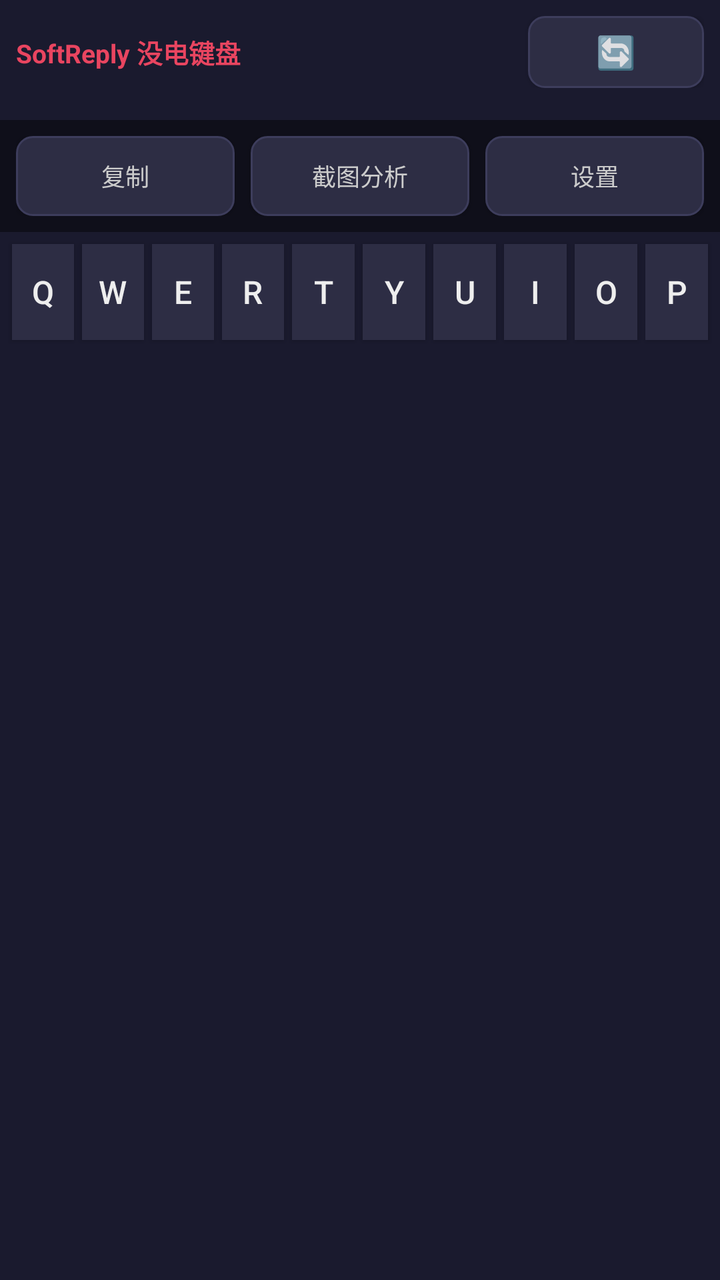
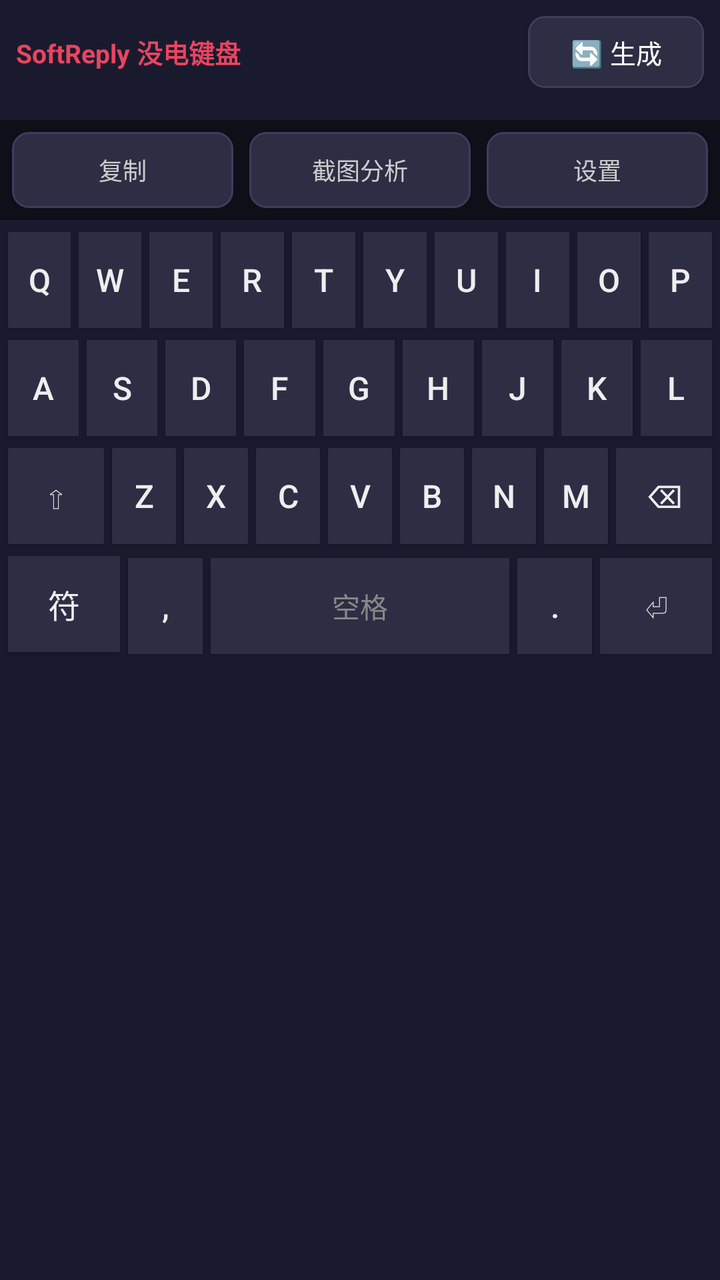

Compare the two renders of this Android layout. The source of the first and the diff that turns it into the second are given below.
<!-- AndroidManifest.xml: application theme Theme.SoftReply -->
<!-- res/layout/keyboard_view.xml -->
<?xml version="1.0" encoding="utf-8"?>
<LinearLayout xmlns:android="http://schemas.android.com/apk/res/android"
    android:layout_width="match_parent"
    android:layout_height="wrap_content"
    android:orientation="vertical"
    android:background="#1a1a2e">

    
    <LinearLayout
        android:layout_width="match_parent"
        android:layout_height="wrap_content"
        android:orientation="horizontal"
        android:padding="8dp"
        android:gravity="center_vertical">

        <TextView
            android:id="@+id/status_text"
            android:layout_width="0dp"
            android:layout_height="wrap_content"
            android:layout_weight="1"
            android:text="SoftReply 没电键盘"
            android:textColor="#e94560"
            android:textSize="13sp"
            android:textStyle="bold" />

        <Button
            android:id="@+id/btn_regenerate"
            android:layout_width="wrap_content"
            android:layout_height="36dp"
            android:text="🔄"
            android:textSize="16sp"
            android:background="@drawable/bg_candidate"
            android:paddingHorizontal="12dp" />
    </LinearLayout>

    
    <HorizontalScrollView
        android:layout_width="match_parent"
        android:layout_height="wrap_content"
        android:paddingHorizontal="8dp"
        android:paddingBottom="8dp">

        <LinearLayout
            android:id="@+id/candidate_container"
            android:layout_width="wrap_content"
            android:layout_height="wrap_content"
            android:orientation="horizontal" />
    </HorizontalScrollView>

    
    <LinearLayout
        android:layout_width="match_parent"
        android:layout_height="wrap_content"
        android:orientation="horizontal"
        android:padding="8dp"
        android:background="#0f0f1a">

        <Button
            android:id="@+id/btn_copy"
            android:layout_width="0dp"
            android:layout_height="40dp"
            android:layout_weight="1"
            android:text="复制"
            android:textSize="12sp"
            android:textColor="#ccc"
            android:background="@drawable/bg_candidate"
            android:layout_marginEnd="4dp" />

        <Button
            android:id="@+id/btn_analyze"
            android:layout_width="0dp"
            android:layout_height="40dp"
            android:layout_weight="1"
            android:text="截图分析"
            android:textSize="12sp"
            android:textColor="#ccc"
            android:background="@drawable/bg_candidate"
            android:layout_marginHorizontal="4dp" />

        <Button
            android:id="@+id/btn_settings"
            android:layout_width="0dp"
            android:layout_height="40dp"
            android:layout_weight="1"
            android:text="设置"
            android:textSize="12sp"
            android:textColor="#ccc"
            android:background="@drawable/bg_candidate"
            android:layout_marginStart="4dp" />
    </LinearLayout>

    
    <LinearLayout
        android:layout_width="match_parent"
        android:layout_height="wrap_content"
        android:orientation="horizontal"
        android:padding="4dp">

        <Button
            android:id="@+id/key_q"
            android:layout_width="0dp"
            android:layout_height="48dp"
            android:layout_weight="1"
            android:text="Q"
            android:textSize="16sp"
            android:textColor="#eee"
            android:background="#2d2d44"
            android:layout_margin="2dp" />

        <Button
            android:id="@+id/key_w"
            android:layout_width="0dp"
            android:layout_height="48dp"
            android:layout_weight="1"
            android:text="W"
            android:textSize="16sp"
            android:textColor="#eee"
            android:background="#2d2d44"
            android:layout_margin="2dp" />

        <Button
            android:id="@+id/key_e"
            android:layout_width="0dp"
            android:layout_height="48dp"
            android:layout_weight="1"
            android:text="E"
            android:textSize="16sp"
            android:textColor="#eee"
            android:background="#2d2d44"
            android:layout_margin="2dp" />

        <Button
            android:id="@+id/key_r"
            android:layout_width="0dp"
            android:layout_height="48dp"
            android:layout_weight="1"
            android:text="R"
            android:textSize="16sp"
            android:textColor="#eee"
            android:background="#2d2d44"
            android:layout_margin="2dp" />

        <Button
            android:id="@+id/key_t"
            android:layout_width="0dp"
            android:layout_height="48dp"
            android:layout_weight="1"
            android:text="T"
            android:textSize="16sp"
            android:textColor="#eee"
            android:background="#2d2d44"
            android:layout_margin="2dp" />

        <Button
            android:id="@+id/key_y"
            android:layout_width="0dp"
            android:layout_height="48dp"
            android:layout_weight="1"
            android:text="Y"
            android:textSize="16sp"
            android:textColor="#eee"
            android:background="#2d2d44"
            android:layout_margin="2dp" />

        <Button
            android:id="@+id/key_u"
            android:layout_width="0dp"
            android:layout_height="48dp"
            android:layout_weight="1"
            android:text="U"
            android:textSize="16sp"
            android:textColor="#eee"
            android:background="#2d2d44"
            android:layout_margin="2dp" />

        <Button
            android:id="@+id/key_i"
            android:layout_width="0dp"
            android:layout_height="48dp"
            android:layout_weight="1"
            android:text="I"
            android:textSize="16sp"
            android:textColor="#eee"
            android:background="#2d2d44"
            android:layout_margin="2dp" />

        <Button
            android:id="@+id/key_o"
            android:layout_width="0dp"
            android:layout_height="48dp"
            android:layout_weight="1"
            android:text="O"
            android:textSize="16sp"
            android:textColor="#eee"
            android:background="#2d2d44"
            android:layout_margin="2dp" />

        <Button
            android:id="@+id/key_p"
            android:layout_width="0dp"
            android:layout_height="48dp"
            android:layout_weight="1"
            android:text="P"
            android:textSize="16sp"
            android:textColor="#eee"
            android:background="#2d2d44"
            android:layout_margin="2dp" />
    </LinearLayout>
</LinearLayout>
<!-- resources referenced by this layout -->
<resources>
  <!-- drawable bg_candidate (drawable) -->
  <?xml version="1.0" encoding="utf-8"?>
  <shape xmlns:android="http://schemas.android.com/apk/res/android"
      android:shape="rectangle">
      <solid android:color="#2d2d44" />
      <corners android:radius="8dp" />
      <stroke android:width="1dp" android:color="#3d3d5c" />
  </shape>
  <style name="Theme.SoftReply" parent="Theme.MaterialComponents.DayNight.NoActionBar">
          <item name="colorPrimary">#e94560</item>
          <item name="colorPrimaryVariant">#c73e54</item>
          <item name="colorOnPrimary">@android:color/white</item>
          <item name="android:windowBackground">#0f0f1a</item>
      </style>
</resources>

<!-- the commit's change to res/layout/keyboard_view.xml (unified diff, before → after) -->
@@ -1,5 +1,6 @@
 <?xml version="1.0" encoding="utf-8"?>
 <LinearLayout xmlns:android="http://schemas.android.com/apk/res/android"
+    android:id="@+id/keyboard_container"
     android:layout_width="match_parent"
     android:layout_height="wrap_content"
     android:orientation="vertical"
@@ -27,8 +28,9 @@
             android:id="@+id/btn_regenerate"
             android:layout_width="wrap_content"
             android:layout_height="36dp"
-            android:text="🔄"
-            android:textSize="16sp"
+            android:text="🔄 生成"
+            android:textSize="13sp"
+            android:textColor="#fff"
             android:background="@drawable/bg_candidate"
             android:paddingHorizontal="12dp" />
     </LinearLayout>
@@ -52,13 +54,13 @@
         android:layout_width="match_parent"
         android:layout_height="wrap_content"
         android:orientation="horizontal"
-        android:padding="8dp"
+        android:padding="6dp"
         android:background="#0f0f1a">
 
         <Button
             android:id="@+id/btn_copy"
             android:layout_width="0dp"
-            android:layout_height="40dp"
+            android:layout_height="38dp"
             android:layout_weight="1"
             android:text="复制"
             android:textSize="12sp"
@@ -69,7 +71,7 @@
         <Button
             android:id="@+id/btn_analyze"
             android:layout_width="0dp"
-            android:layout_height="40dp"
+            android:layout_height="38dp"
             android:layout_weight="1"
             android:text="截图分析"
             android:textSize="12sp"
@@ -80,7 +82,7 @@
         <Button
             android:id="@+id/btn_settings"
             android:layout_width="0dp"
-            android:layout_height="40dp"
+            android:layout_height="38dp"
             android:layout_weight="1"
             android:text="设置"
             android:textSize="12sp"
@@ -94,116 +96,72 @@
         android:layout_width="match_parent"
         android:layout_height="wrap_content"
         android:orientation="horizontal"
-        android:padding="4dp">
+        android:paddingHorizontal="2dp"
+        android:paddingTop="4dp">
 
-        <Button
-            android:id="@+id/key_q"
-            android:layout_width="0dp"
-            android:layout_height="48dp"
-            android:layout_weight="1"
-            android:text="Q"
-            android:textSize="16sp"
-            android:textColor="#eee"
-            android:background="#2d2d44"
-            android:layout_margin="2dp" />
+        <Button android:id="@+id/key_q" style="@style/KeyStyle" android:text="Q" />
+        <Button android:id="@+id/key_w" style="@style/KeyStyle" android:text="W" />
+        <Button android:id="@+id/key_e" style="@style/KeyStyle" android:text="E" />
+        <Button android:id="@+id/key_r" style="@style/KeyStyle" android:text="R" />
+        <Button android:id="@+id/key_t" style="@style/KeyStyle" android:text="T" />
+        <Button android:id="@+id/key_y" style="@style/KeyStyle" android:text="Y" />
+        <Button android:id="@+id/key_u" style="@style/KeyStyle" android:text="U" />
+        <Button android:id="@+id/key_i" style="@style/KeyStyle" android:text="I" />
+        <Button android:id="@+id/key_o" style="@style/KeyStyle" android:text="O" />
+        <Button android:id="@+id/key_p" style="@style/KeyStyle" android:text="P" />
+    </LinearLayout>
 
-        <Button
-            android:id="@+id/key_w"
-            android:layout_width="0dp"
-            android:layout_height="48dp"
-            android:layout_weight="1"
-            android:text="W"
-            android:textSize="16sp"
-            android:textColor="#eee"
-            android:background="#2d2d44"
-            android:layout_margin="2dp" />
+    
+    <LinearLayout
+        android:layout_width="match_parent"
+        android:layout_height="wrap_content"
+        android:orientation="horizontal"
+        android:paddingHorizontal="2dp"
+        android:paddingTop="2dp">
 
-        <Button
-            android:id="@+id/key_e"
-            android:layout_width="0dp"
-            android:layout_height="48dp"
-            android:layout_weight="1"
-            android:text="E"
-            android:textSize="16sp"
-            android:textColor="#eee"
-            android:background="#2d2d44"
-            android:layout_margin="2dp" />
+        <Button android:id="@+id/key_a" style="@style/KeyStyle" android:text="A" />
+        <Button android:id="@+id/key_s" style="@style/KeyStyle" android:text="S" />
+        <Button android:id="@+id/key_d" style="@style/KeyStyle" android:text="D" />
+        <Button android:id="@+id/key_f" style="@style/KeyStyle" android:text="F" />
+        <Button android:id="@+id/key_g" style="@style/KeyStyle" android:text="G" />
+        <Button android:id="@+id/key_h" style="@style/KeyStyle" android:text="H" />
+        <Button android:id="@+id/key_j" style="@style/KeyStyle" android:text="J" />
+        <Button android:id="@+id/key_k" style="@style/KeyStyle" android:text="K" />
+        <Button android:id="@+id/key_l" style="@style/KeyStyle" android:text="L" />
+    </LinearLayout>
 
-        <Button
-            android:id="@+id/key_r"
-            android:layout_width="0dp"
-            android:layout_height="48dp"
-            android:layout_weight="1"
-            android:text="R"
-            android:textSize="16sp"
-            android:textColor="#eee"
-            android:background="#2d2d44"
-            android:layout_margin="2dp" />
+    
+    <LinearLayout
+        android:layout_width="match_parent"
+        android:layout_height="wrap_content"
+        android:orientation="horizontal"
+        android:paddingHorizontal="2dp"
+        android:paddingTop="2dp">
 
-        <Button
-            android:id="@+id/key_t"
-            android:layout_width="0dp"
-            android:layout_height="48dp"
-            android:layout_weight="1"
-            android:text="T"
-            android:textSize="16sp"
-            android:textColor="#eee"
-            android:background="#2d2d44"
-            android:layout_margin="2dp" />
+        <Button android:id="@+id/key_shift" style="@style/KeyStyleWide" android:text="⇧" />
+        <Button android:id="@+id/key_z" style="@style/KeyStyle" android:text="Z" />
+        <Button android:id="@+id/key_x" style="@style/KeyStyle" android:text="X" />
+        <Button android:id="@+id/key_c" style="@style/KeyStyle" android:text="C" />
+        <Button android:id="@+id/key_v" style="@style/KeyStyle" android:text="V" />
+        <Button android:id="@+id/key_b" style="@style/KeyStyle" android:text="B" />
+        <Button android:id="@+id/key_n" style="@style/KeyStyle" android:text="N" />
+        <Button android:id="@+id/key_m" style="@style/KeyStyle" android:text="M" />
+        <Button android:id="@+id/key_del" style="@style/KeyStyleWide" android:text="⌫" />
+    </LinearLayout>
 
-        <Button
-            android:id="@+id/key_y"
-            android:layout_width="0dp"
-            android:layout_height="48dp"
-            android:layout_weight="1"
-            android:text="Y"
-            android:textSize="16sp"
-            android:textColor="#eee"
-            android:background="#2d2d44"
-            android:layout_margin="2dp" />
+    
+    <LinearLayout
+        android:layout_width="match_parent"
+        android:layout_height="wrap_content"
+        android:orientation="horizontal"
+        android:paddingHorizontal="2dp"
+        android:paddingTop="2dp"
+        android:paddingBottom="4dp">
 
-        <Button
-            android:id="@+id/key_u"
-            android:layout_width="0dp"
-            android:layout_height="48dp"
-            android:layout_weight="1"
-            android:text="U"
-            android:textSize="16sp"
-            android:textColor="#eee"
-            android:background="#2d2d44"
-            android:layout_margin="2dp" />
-
-        <Button
-            android:id="@+id/key_i"
-            android:layout_width="0dp"
-            android:layout_height="48dp"
-            android:layout_weight="1"
-            android:text="I"
-            android:textSize="16sp"
-            android:textColor="#eee"
-            android:background="#2d2d44"
-            android:layout_margin="2dp" />
-
-        <Button
-            android:id="@+id/key_o"
-            android:layout_width="0dp"
-            android:layout_height="48dp"
-            android:layout_weight="1"
-            android:text="O"
-            android:textSize="16sp"
-            android:textColor="#eee"
-            android:background="#2d2d44"
-            android:layout_margin="2dp" />
-
-        <Button
-            android:id="@+id/key_p"
-            android:layout_width="0dp"
-            android:layout_height="48dp"
-            android:layout_weight="1"
-            android:text="P"
-            android:textSize="16sp"
-            android:textColor="#eee"
-            android:background="#2d2d44"
-            android:layout_margin="2dp" />
+        <Button android:id="@+id/key_sym" style="@style/KeyStyleWide" android:text="符" />
+        <Button android:id="@+id/key_comma" style="@style/KeyStyle" android:text="," />
+        <Button android:id="@+id/key_space" style="@style/KeyStyleSpace" android:text="空格" />
+        <Button android:id="@+id/key_period" style="@style/KeyStyle" android:text="." />
+        <Button android:id="@+id/key_enter" style="@style/KeyStyleWide" android:text="⏎" />
     </LinearLayout>
 </LinearLayout>
<!-- resource entries referenced after the edit -->
@@ -8,6 +8,36 @@
       <corners android:radius="8dp" />
       <stroke android:width="1dp" android:color="#3d3d5c" />
   </shape>
+  <style name="KeyStyle">
+          <item name="android:layout_width">0dp</item>
+          <item name="android:layout_height">48dp</item>
+          <item name="android:layout_weight">1</item>
+          <item name="android:textSize">16sp</item>
+          <item name="android:textColor">#eee</item>
+          <item name="android:background">#2d2d44</item>
+          <item name="android:layout_margin">2dp</item>
+          <item name="android:padding">0dp</item>
+      </style>
+  <style name="KeyStyleSpace">
+          <item name="android:layout_width">0dp</item>
+          <item name="android:layout_height">48dp</item>
+          <item name="android:layout_weight">4</item>
+          <item name="android:textSize">14sp</item>
+          <item name="android:textColor">#888</item>
+          <item name="android:background">#2d2d44</item>
+          <item name="android:layout_margin">2dp</item>
+          <item name="android:padding">0dp</item>
+      </style>
+  <style name="KeyStyleWide">
+          <item name="android:layout_width">0dp</item>
+          <item name="android:layout_height">48dp</item>
+          <item name="android:layout_weight">1.5</item>
+          <item name="android:textSize">16sp</item>
+          <item name="android:textColor">#eee</item>
+          <item name="android:background">#2d2d44</item>
+          <item name="android:layout_margin">2dp</item>
+          <item name="android:padding">0dp</item>
+      </style>
   <style name="Theme.SoftReply" parent="Theme.MaterialComponents.DayNight.NoActionBar">
           <item name="colorPrimary">#e94560</item>
           <item name="colorPrimaryVariant">#c73e54</item>
